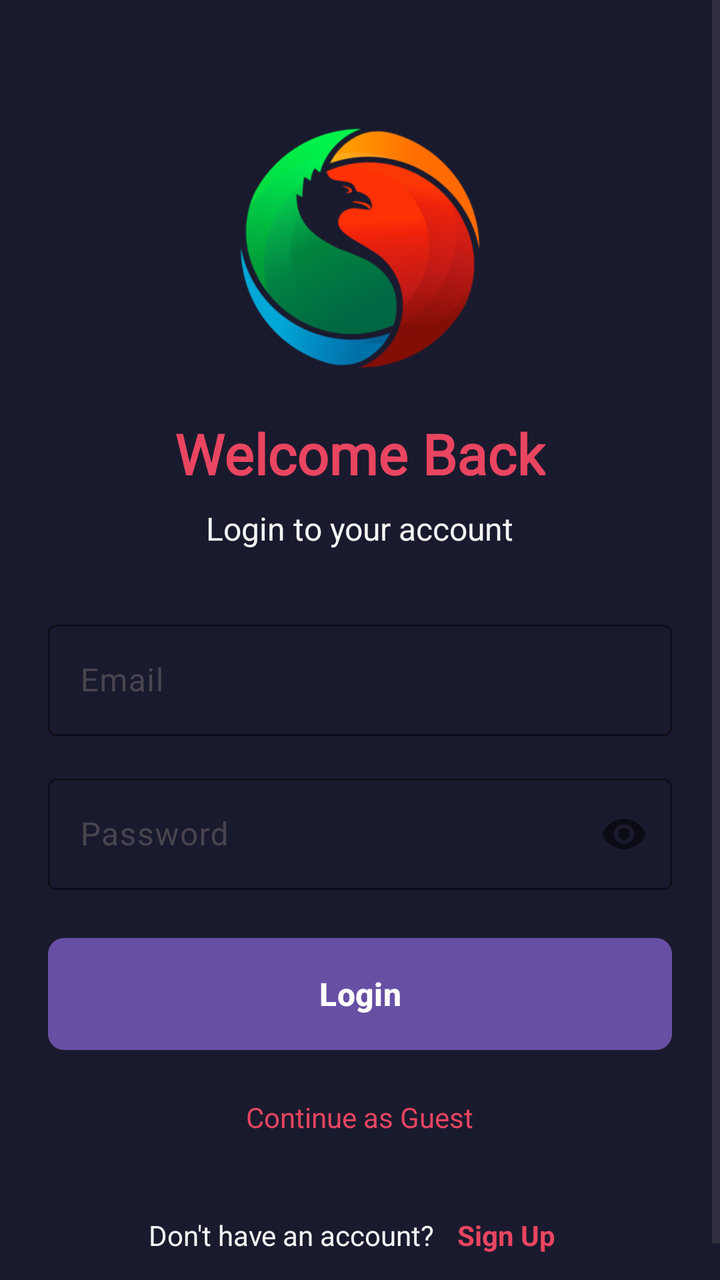
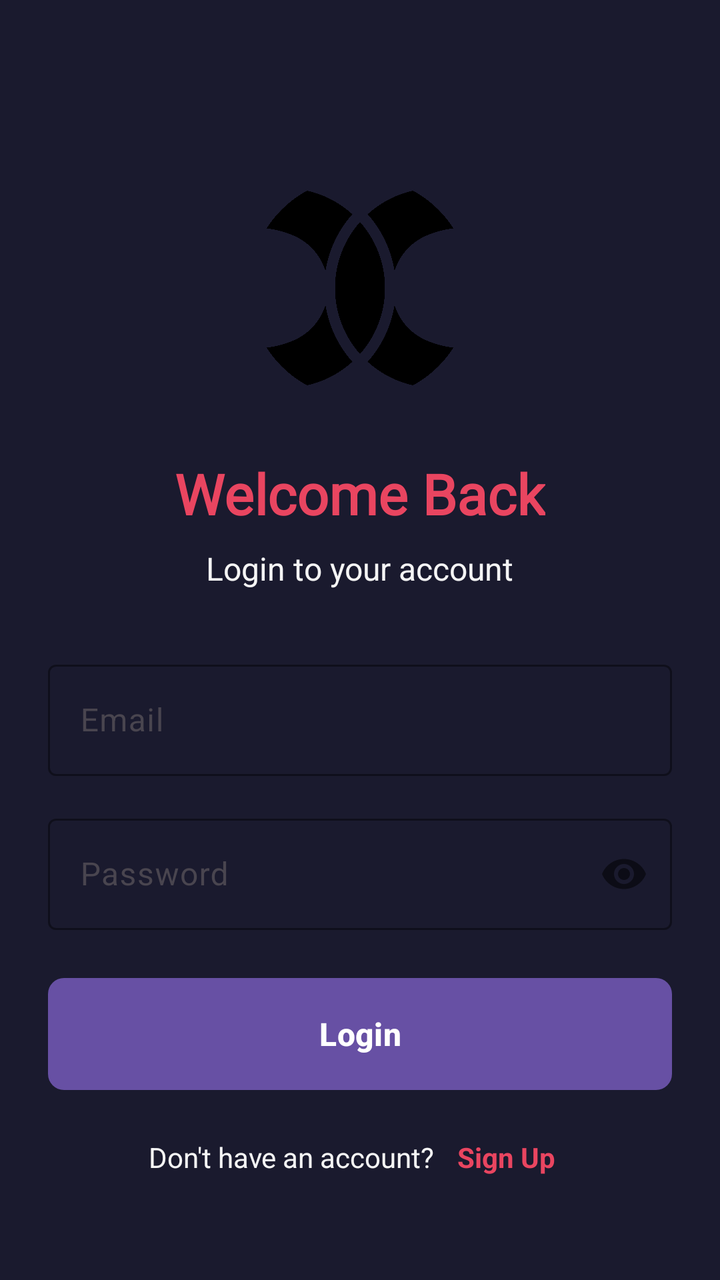

Compare the two renders of this Android layout. The source of the first and the diff that turns it into the second are given below.
<!-- AndroidManifest.xml: application theme Theme.Simurgh -->
<!-- res/layout/activity_login.xml -->
<?xml version="1.0" encoding="utf-8"?>
<ScrollView xmlns:android="http://schemas.android.com/apk/res/android"
    xmlns:app="http://schemas.android.com/apk/res-auto"
    android:layout_width="match_parent"
    android:layout_height="match_parent"
    android:background="@color/doctor_cyber_primary"
    android:fillViewport="true">

    <LinearLayout
        android:layout_width="match_parent"
        android:layout_height="wrap_content"
        android:orientation="vertical"
        android:padding="24dp"
        android:gravity="center">

        <ImageView
            android:layout_width="120dp"
            android:layout_height="120dp"
            android:src="@drawable/simuico"
            android:layout_marginTop="40dp"
            android:layout_marginBottom="24dp" />

        <TextView
            android:layout_width="wrap_content"
            android:layout_height="wrap_content"
            android:text="Welcome Back"
            android:textSize="28sp"
            android:textStyle="bold"
            android:textColor="@color/doctor_cyber_highlight"
            android:fontFamily="@font/poppins_bold"
            android:layout_marginBottom="8dp" />

        <TextView
            android:layout_width="wrap_content"
            android:layout_height="wrap_content"
            android:text="Login to your account"
            android:textSize="16sp"
            android:textColor="@color/doctor_cyber_light"
            android:layout_marginBottom="32dp" />

        <com.google.android.material.textfield.TextInputLayout
            android:layout_width="match_parent"
            android:layout_height="wrap_content"
            android:layout_marginBottom="16dp"
            app:boxBackgroundMode="outline"
            app:boxStrokeColor="@color/doctor_cyber_highlight">

            <com.google.android.material.textfield.TextInputEditText
                android:id="@+id/etEmail"
                android:layout_width="match_parent"
                android:layout_height="wrap_content"
                android:hint="Email"
                android:inputType="textEmailAddress"
                android:textColor="@color/doctor_cyber_light"
                android:textColorHint="@color/doctor_cyber_light" />
        </com.google.android.material.textfield.TextInputLayout>

        <com.google.android.material.textfield.TextInputLayout
            android:layout_width="match_parent"
            android:layout_height="wrap_content"
            android:layout_marginBottom="24dp"
            app:boxBackgroundMode="outline"
            app:boxStrokeColor="@color/doctor_cyber_highlight"
            app:passwordToggleEnabled="true">

            <com.google.android.material.textfield.TextInputEditText
                android:id="@+id/etPassword"
                android:layout_width="match_parent"
                android:layout_height="wrap_content"
                android:hint="Password"
                android:inputType="textPassword"
                android:textColor="@color/doctor_cyber_light"
                android:textColorHint="@color/doctor_cyber_light" />
        </com.google.android.material.textfield.TextInputLayout>

        <Button
            android:id="@+id/btnLogin"
            android:layout_width="match_parent"
            android:layout_height="56dp"
            android:text="Login"
            android:textSize="16sp"
            android:textStyle="bold"
            android:background="@drawable/button_filled"
            android:layout_marginBottom="16dp" />

        <TextView
            android:id="@+id/tvSkipLogin"
            android:layout_width="wrap_content"
            android:layout_height="wrap_content"
            android:text="Continue as Guest"
            android:textSize="14sp"
            android:textColor="@color/doctor_cyber_highlight"
            android:layout_marginBottom="24dp"
            android:padding="8dp" />

        <LinearLayout
            android:layout_width="wrap_content"
            android:layout_height="wrap_content"
            android:orientation="horizontal"
            android:gravity="center">

            <TextView
                android:layout_width="wrap_content"
                android:layout_height="wrap_content"
                android:text="Don't have an account? "
                android:textSize="14sp"
                android:textColor="@color/doctor_cyber_light" />

            <TextView
                android:id="@+id/tvSignUp"
                android:layout_width="wrap_content"
                android:layout_height="wrap_content"
                android:text="Sign Up"
                android:textSize="14sp"
                android:textStyle="bold"
                android:textColor="@color/doctor_cyber_highlight"
                android:padding="8dp" />
        </LinearLayout>

    </LinearLayout>

</ScrollView>
<!-- resources referenced by this layout -->
<resources>
  <color name="doctor_cyber_highlight">#E94560</color>
  <color name="doctor_cyber_light">#F5F5F5</color>
  <color name="doctor_cyber_primary">#1A1A2E</color>
  <!-- drawable button_filled (drawable) -->
  <?xml version="1.0" encoding="utf-8"?>
  <selector xmlns:android="http://schemas.android.com/apk/res/android">
  
  
      <item>
          <shape android:shape="rectangle">
  
  
              <solid android:color="@color/purple_700"/>
              <corners android:radius="8dp"/>
          </shape>
      </item>
  </selector>
  <!-- drawable simuico: png bitmap (drawable, 38009 bytes) -->
  <style name="Theme.Simurgh" parent="Base.Theme.Simurgh" />
  <color name="purple_700">#1A1A2E</color>
  <style name="Base.Theme.Simurgh" parent="Theme.Material3.DayNight.NoActionBar">
          
          
      </style>
</resources>

<!-- the commit's change to res/layout/activity_login.xml (unified diff, before → after) -->
@@ -16,7 +16,7 @@
         <ImageView
             android:layout_width="120dp"
             android:layout_height="120dp"
-            android:src="@drawable/simuico"
+            android:src="@drawable/logocyber"
             android:layout_marginTop="40dp"
             android:layout_marginBottom="24dp" />
 
@@ -83,15 +83,6 @@
             android:background="@drawable/button_filled"
             android:layout_marginBottom="16dp" />
 
-        <TextView
-            android:id="@+id/tvSkipLogin"
-            android:layout_width="wrap_content"
-            android:layout_height="wrap_content"
-            android:text="Continue as Guest"
-            android:textSize="14sp"
-            android:textColor="@color/doctor_cyber_highlight"
-            android:layout_marginBottom="24dp"
-            android:padding="8dp" />
 
         <LinearLayout
             android:layout_width="wrap_content"
<!-- resource entries referenced after the edit -->
@@ -17,7 +17,7 @@
           </shape>
       </item>
   </selector>
-  <!-- drawable simuico: png bitmap (drawable, 38009 bytes) -->
+  <!-- drawable logocyber: png bitmap (drawable, 91566 bytes) -->
   <style name="Theme.Simurgh" parent="Base.Theme.Simurgh" />
   <color name="purple_700">#1A1A2E</color>
   <style name="Base.Theme.Simurgh" parent="Theme.Material3.DayNight.NoActionBar">
